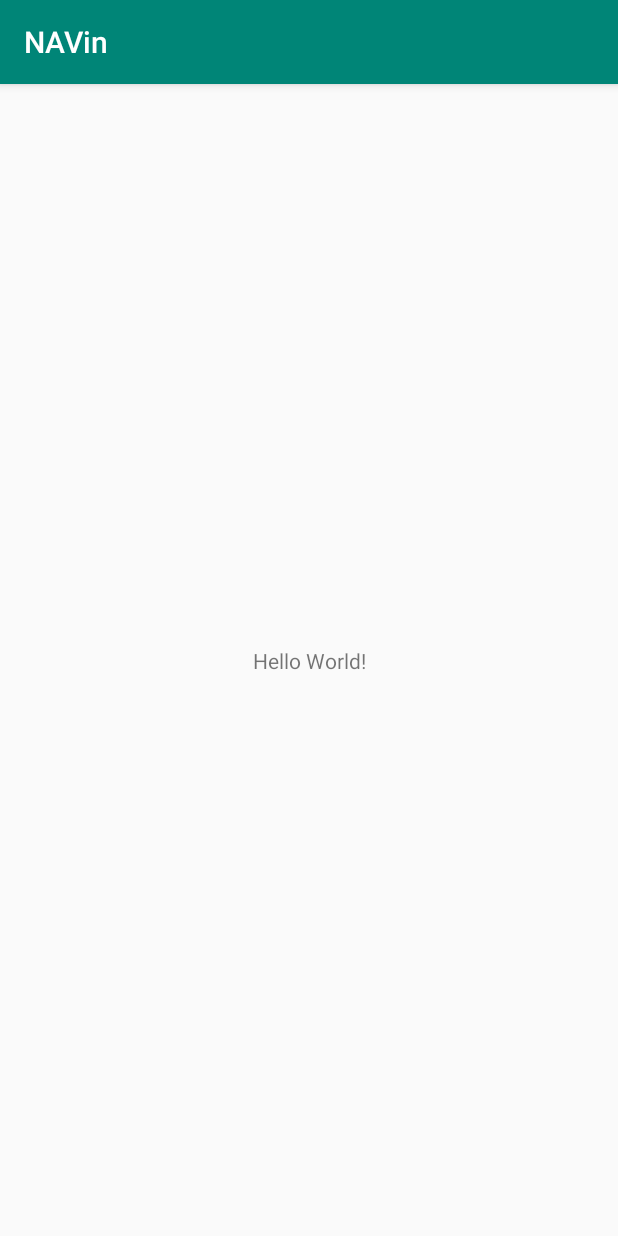
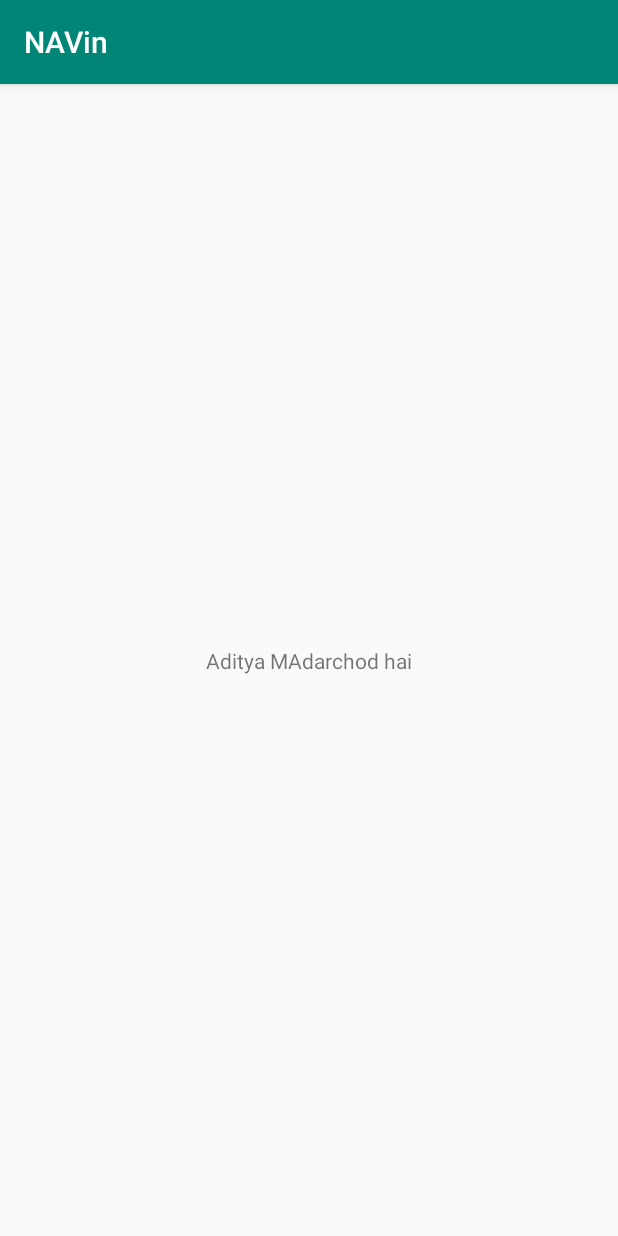
Before and after one commit to Aditya-1295/NAVin, an Android app: the screen it shows after launch (MainActivity), on a phone screen of 412 x 824 dp. Run offline under Robolectric (Android 15) with nearby library versions, the phone set to English and light mode, and no system bars.

Commit message:
Scond Commit

```diff
--- a/app/src/main/res/layout/activity_main.xml
+++ b/app/src/main/res/layout/activity_main.xml
@@ -9,7 +9,7 @@
     <TextView
         android:layout_width="wrap_content"
         android:layout_height="wrap_content"
-        android:text="Hello World!"
+        android:text="Aditya MAdarchod hai"
         app:layout_constraintBottom_toBottomOf="parent"
         app:layout_constraintLeft_toLeftOf="parent"
         app:layout_constraintRight_toRightOf="parent"
```
